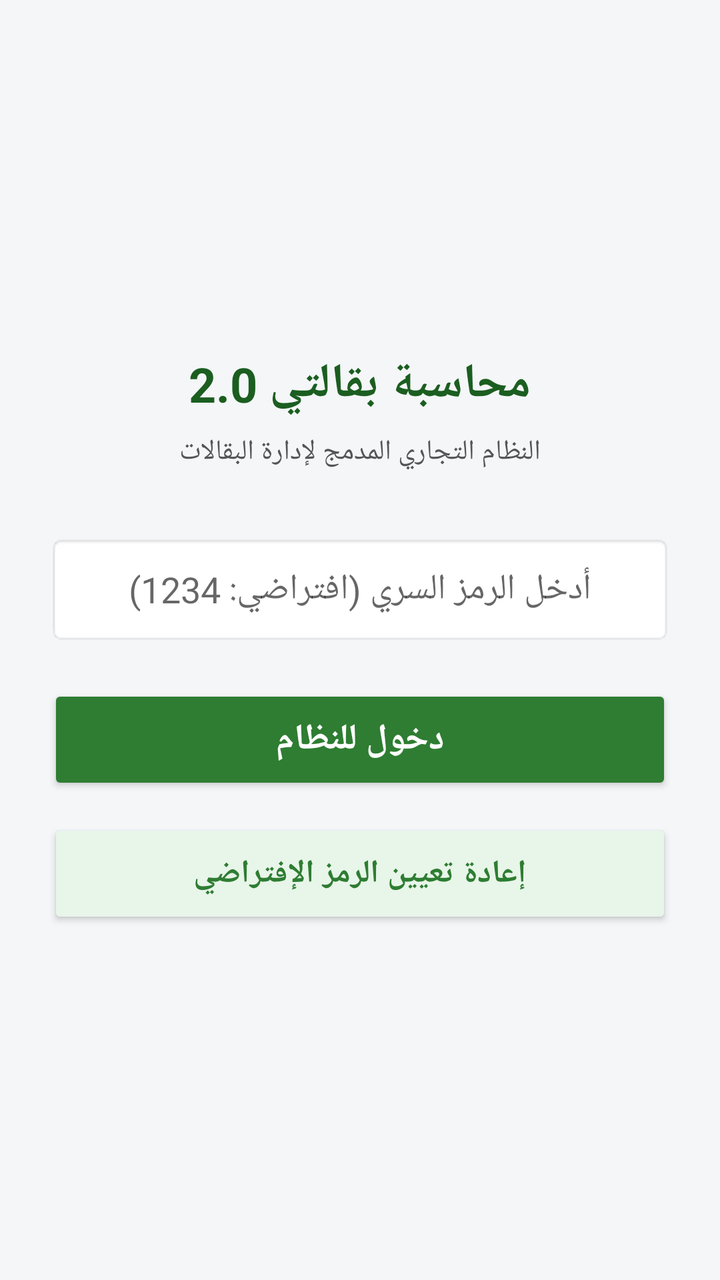
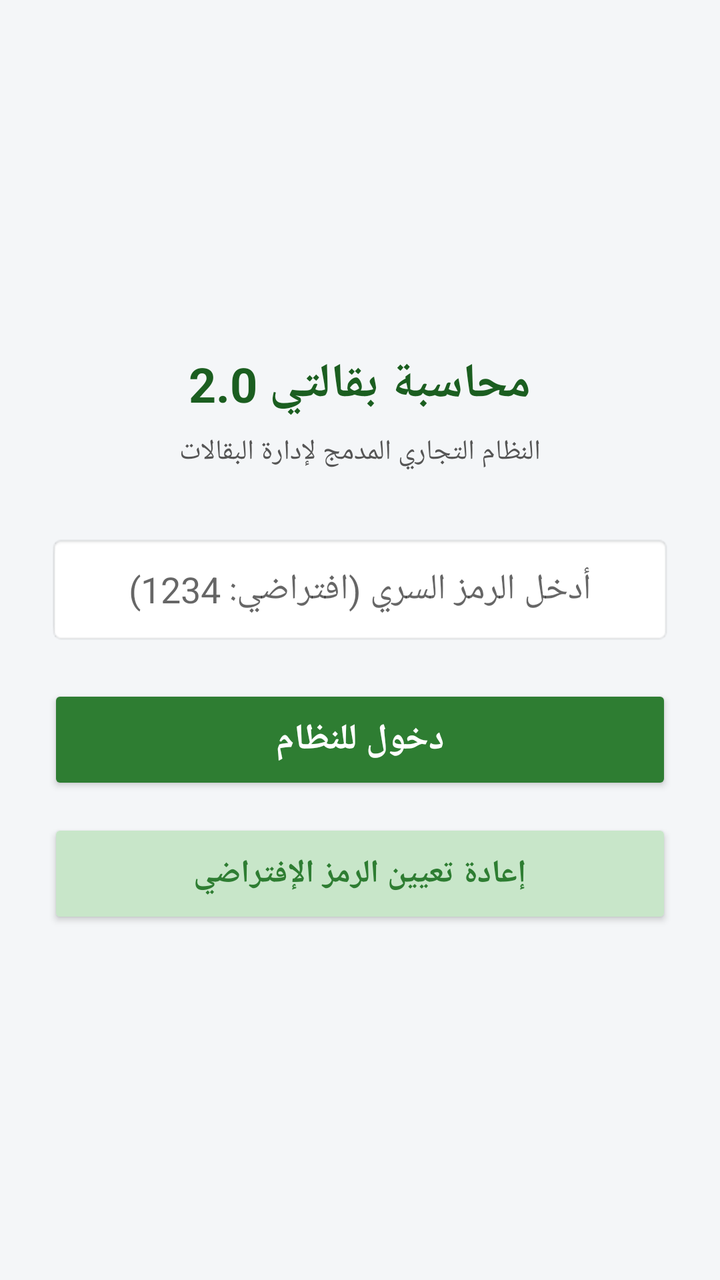

Before-and-after screenshots of an Android layout around one commit, followed by the original layout XML and the change that was made.
<!-- AndroidManifest.xml: application theme Theme.AppCompat.Light.NoActionBar -->
<!-- res/layout/activity_login.xml -->
<?xml version="1.0" encoding="utf-8"?>
<LinearLayout xmlns:android="http://schemas.android.com/apk/res/android"
    android:layout_width="match_parent"
    android:layout_height="match_parent"
    android:orientation="vertical"
    android:gravity="center"
    android:background="#F4F6F8"
    android:padding="24dp"
    android:layoutDirection="rtl">

    <TextView
        android:layout_width="wrap_content"
        android:layout_height="wrap_content"
        android:text="محاسبة بقالتي 2.0"
        android:textSize="24sp"
        android:textStyle="bold"
        android:textColor="#1B5E20"
        android:layout_marginBottom="8dp" />

    <TextView
        android:layout_width="wrap_content"
        android:layout_height="wrap_content"
        android:text="النظام التجاري المدمج لإدارة البقالات"
        android:textSize="14sp"
        android:textColor="#555555"
        android:layout_marginBottom="32dp" />

    <EditText
        android:id="@+id/etPinCode"
        android:layout_width="match_parent"
        android:layout_height="55dp"
        android:hint="أدخل الرمز السري (افتراضي: 1234)"
        android:inputType="numberPassword"
        android:maxLength="6"
        android:textSize="18sp"
        android:gravity="center"
        android:background="@android:drawable/editbox_background_normal"
        android:layout_marginBottom="20dp"
        android:padding="12dp" />

    <Button
        android:id="@+id/btnLogin"
        android:layout_width="match_parent"
        android:layout_height="55dp"
        android:text="دخول للنظام"
        android:textSize="18sp"
        android:textStyle="bold"
        android:textColor="#FFFFFF"
        android:backgroundTint="#2E7D32"
        android:layout_marginBottom="12dp" />

    <Button
        android:id="@+id/btnResetPin"
        android:layout_width="match_parent"
        android:layout_height="55dp"
        android:text="إعادة تعيين الرمز الإفتراضي"
        android:textSize="16sp"
        android:textStyle="bold"
        android:textColor="#2E7D32"
        android:backgroundTint="#E8F5E9" />

</LinearLayout>
<!-- resources referenced by this layout -->
<resources>

</resources>

<!-- the commit's change to res/layout/activity_login.xml (unified diff, before → after) -->
@@ -57,6 +57,6 @@
         android:textSize="16sp"
         android:textStyle="bold"
         android:textColor="#2E7D32"
-        android:backgroundTint="#E8F5E9" />
+        android:backgroundTint="#C8E6C9" />
 
 </LinearLayout>
